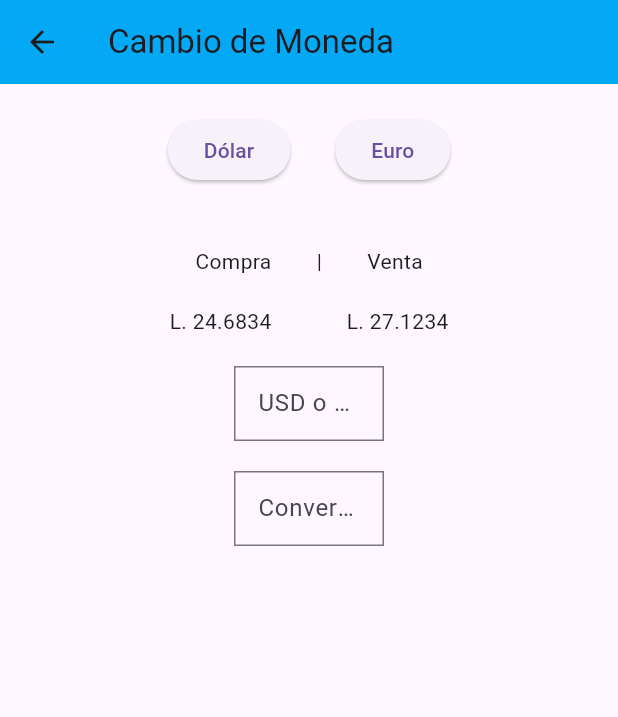
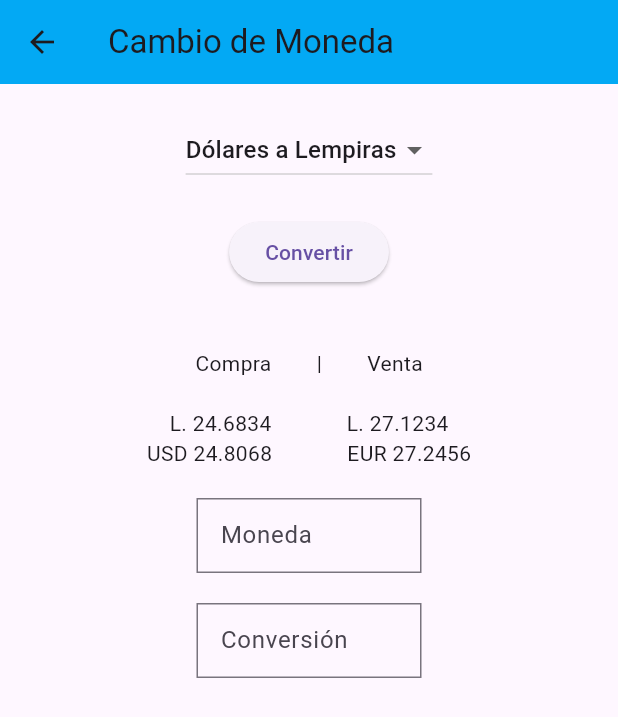
Before and after one commit to Moran23113/Examen_ProgramacionV, a Flutter app: the screen it shows after launch, item 2 of the bottom bar chosen, on a phone screen of 412 x 824 dp. Shown: the top 717 px of the screen. Run offline on Flutter 3.47's test engine with Material 3 defaults, Android fonts, the phone set to English and light mode, and no system bars.

Commit message:
correcion de cambio en viceversa

```diff
--- a/lib/cambio_de_moneda.dart
+++ b/lib/cambio_de_moneda.dart
@@ -15,10 +15,13 @@ class _CambioDeMonedaState extends State<CambioDeMoneda> {
   TextEditingController salida = TextEditingController();
   double valor = 0.0;
   double result = 0.0;
+  String conversionTipo = 'Dólares a Lempiras'; // Tipo de conversión seleccionado
 
   // Define las tasas de cambio
-  final double tasaDeCambioDolar = 24.6834;
-  final double tasaDeCambioEuro = 27.1234;
+  final double tasaDeCambioDolarCompra = 24.6834;
+  final double tasaDeCambioDolarVenta = 24.8068;
+  final double tasaDeCambioEuroCompra = 27.1234;
+  final double tasaDeCambioEuroVenta = 27.2456;
 
   @override
   Widget build(BuildContext context) {
@@ -37,31 +40,43 @@ class _CambioDeMonedaState extends State<CambioDeMoneda> {
         body: Column(
           children: [
             Padding(padding: EdgeInsets.all(10.0)),
-            Row(
-              mainAxisAlignment: MainAxisAlignment.center,
-              children: [
-                ElevatedButton(
-                  onPressed: () {
-                    valor = entrada.text.isEmpty ? 0.0 : double.parse(entrada.text);
-                    print(valor);
-                    result = valor * tasaDeCambioDolar;
-                    print(result);
-                    salida.text = result.toStringAsFixed(2);
-                  },
-                  child: Text('Dólar'),
-                ),
-                SizedBox(width: 30.0),
-                ElevatedButton(
-                  onPressed: () {
-                    valor = entrada.text.isEmpty ? 0.0 : double.parse(entrada.text);
-                    print(valor);
-                    result = valor * tasaDeCambioEuro;
-                    print(result);
-                    salida.text = result.toStringAsFixed(2);
-                  },
-                  child: Text('Euro'),
-                ),
-              ],
+            DropdownButton<String>(
+              value: conversionTipo,
+              onChanged: (String? newValue) {
+                setState(() {
+                  conversionTipo = newValue!;
+                  entrada.text = ''; // Limpiar el campo de entrada al cambiar el tipo de conversión
+                  salida.text = ''; // Limpiar el campo de salida
+                });
+              },
+              items: <String>[
+                'Dólares a Lempiras',
+                'Euros a Lempiras',
+                'Lempiras a Dólares',
+                'Lempiras a Euros'
+              ].map<DropdownMenuItem<String>>((String value) {
+                return DropdownMenuItem<String>(
+                  value: value,
+                  child: Text(value),
+                );
+              }).toList(),
+            ),
+            Padding(padding: EdgeInsets.all(10.0)),
+            ElevatedButton(
+              onPressed: () {
+                valor = entrada.text.isEmpty ? 0.0 : double.parse(entrada.text);
+                if (conversionTipo == 'Dólares a Lempiras') {
+                  result = valor * tasaDeCambioDolarCompra;
+                } else if (conversionTipo == 'Euros a Lempiras') {
+                  result = valor * tasaDeCambioEuroCompra;
+                } else if (conversionTipo == 'Lempiras a Dólares') {
+                  result = valor / tasaDeCambioDolarVenta;
+                } else if (conversionTipo == 'Lempiras a Euros') {
+                  result = valor / tasaDeCambioEuroVenta;
+                }
+                salida.text = result.toStringAsFixed(2);
+              },
+              child: Text('Convertir'),
             ),
             Padding(padding: EdgeInsets.all(20.0)),
             Row(
@@ -80,9 +95,17 @@ class _CambioDeMonedaState extends State<CambioDeMoneda> {
                 Row(
                   mainAxisAlignment: MainAxisAlignment.center,
                   children: [
-                    Text('L. ${tasaDeCambioDolar.toStringAsFixed(4)}'),
+                    Text('L. ${tasaDeCambioDolarCompra.toStringAsFixed(4)}'),
                     SizedBox(width: 50.0),
-                    Text('L. ${tasaDeCambioEuro.toStringAsFixed(4)}'),
+                    Text('L. ${tasaDeCambioEuroCompra.toStringAsFixed(4)}'),
+                  ],
+                ),
+                Row(
+                  mainAxisAlignment: MainAxisAlignment.center,
+                  children: [
+                    Text('USD ${tasaDeCambioDolarVenta.toStringAsFixed(4)}'),
+                    SizedBox(width: 50.0),
+                    Text('EUR ${tasaDeCambioEuroVenta.toStringAsFixed(4)}'),
                   ],
                 ),
               ],
@@ -90,7 +113,7 @@ class _CambioDeMonedaState extends State<CambioDeMoneda> {
             Padding(padding: EdgeInsets.all(10.0)),
             SizedBox(
               height: 50.0,
-              width: 100.0,
+              width: 150.0,
               child: TextField(
                 controller: entrada,
                 keyboardType: TextInputType.numberWithOptions(decimal: true),
@@ -98,7 +121,7 @@ class _CambioDeMonedaState extends State<CambioDeMoneda> {
                   border: OutlineInputBorder(
                     borderRadius: BorderRadius.vertical(),
                   ),
-                  labelText: 'USD o EUR',
+                  labelText: conversionTipo.contains('Lempiras') ? 'Moneda' : 'USD o EUR',
                 ),
                 onChanged: (value) {
                   setState(() {});
@@ -108,7 +131,7 @@ class _CambioDeMonedaState extends State<CambioDeMoneda> {
             Padding(padding: EdgeInsets.all(10.0)),
             SizedBox(
               height: 50.0,
-              width: 100.0,
+              width: 150.0,
               child: TextField(
                 controller: salida,
                 readOnly: true,
```
